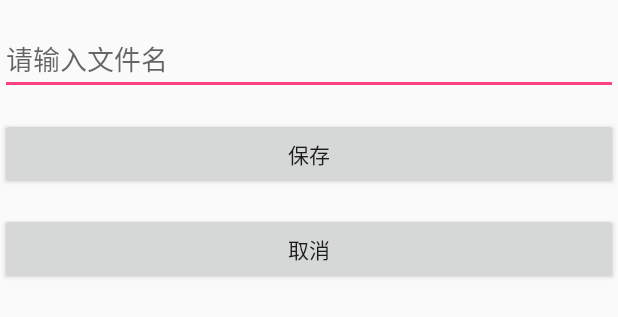
After one commit to chenqian6/SingleTouchTest, an Android app: the layout save_view.xml on its own in the app's theme, with its tools: preview values and no code run, on a phone screen of 412 x 824 dp. The commit adds this screen. Shown: the top 317 px of the screen. Run offline under Robolectric (Android 15) with nearby library versions, the phone set to English and light mode, and no system bars.

Commit message:
save function

```diff
--- a/app/src/main/AndroidManifest.xml
+++ b/app/src/main/AndroidManifest.xml
@@ -1,6 +1,9 @@
 <?xml version="1.0" encoding="utf-8"?>
 <manifest xmlns:android="http://schemas.android.com/apk/res/android"
     package="com.example.singletouchtest">
+
+    <uses-permission android:name="android.permission.READ_EXTERNAL_STORAGE"/>
+    <uses-permission android:name="android.permission.WRITE_EXTERNAL_STORAGE"/>
 
     <application
         android:allowBackup="true"
--- a/app/src/main/res/layout/activity_main.xml
+++ b/app/src/main/res/layout/activity_main.xml
@@ -12,6 +12,11 @@
         android:layout_width="wrap_content"
         android:layout_height="wrap_content"
         android:text="添加图片" />
+    <Button
+        android:id="@+id/saved"
+        android:layout_width="wrap_content"
+        android:layout_height="wrap_content"
+        android:text="保存图片"/>
 
     <com.example.singletouchtest.DragView
         android:id="@+id/dragview"
--- /dev/null
+++ b/app/src/main/res/layout/save_view.xml
@@ -0,0 +1,30 @@
+<?xml version="1.0" encoding="utf-8"?>
+<LinearLayout
+    xmlns:android="http://schemas.android.com/apk/res/android"
+    android:layout_width="match_parent"
+    android:layout_height="match_parent"
+    android:orientation="vertical">
+
+
+    <EditText
+        android:id="@+id/addname"
+        android:layout_width="match_parent"
+        android:layout_height="wrap_content"
+        android:layout_marginTop="15dp"
+        android:hint="请输入文件名"/>
+
+    <Button
+        android:id="@+id/save"
+        android:layout_width="match_parent"
+        android:layout_height="wrap_content"
+        android:layout_marginTop="15dp"
+        android:text="保存"/>
+
+    <Button
+        android:id="@+id/cancel"
+        android:layout_width="match_parent"
+        android:layout_height="wrap_content"
+        android:layout_marginTop="15dp"
+        android:text="取消"/>
+
+</LinearLayout>
```
Also changed, not shown: app/src/main/java/com/example/singletouchtest/MainActivity.java (+78 -2 lines).
